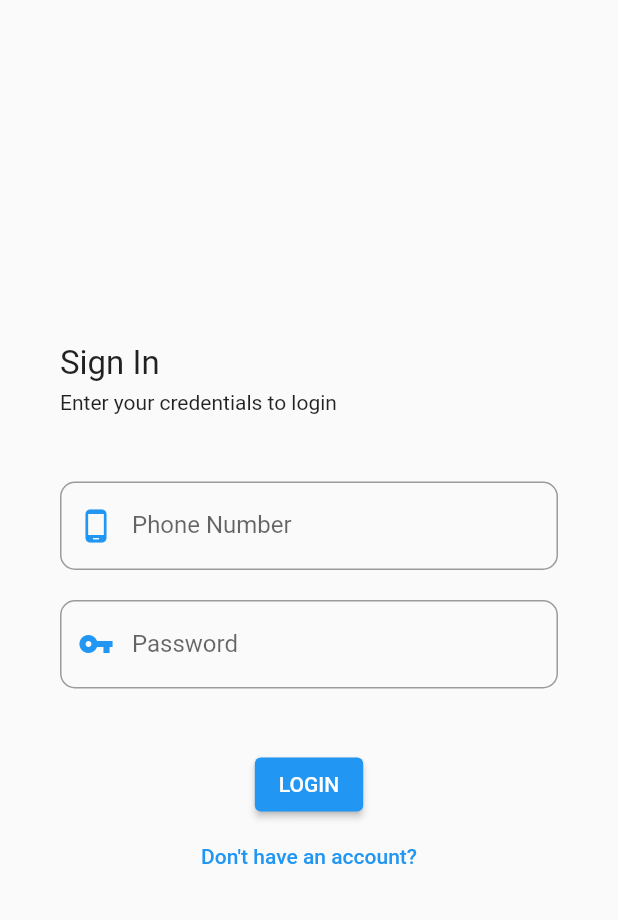
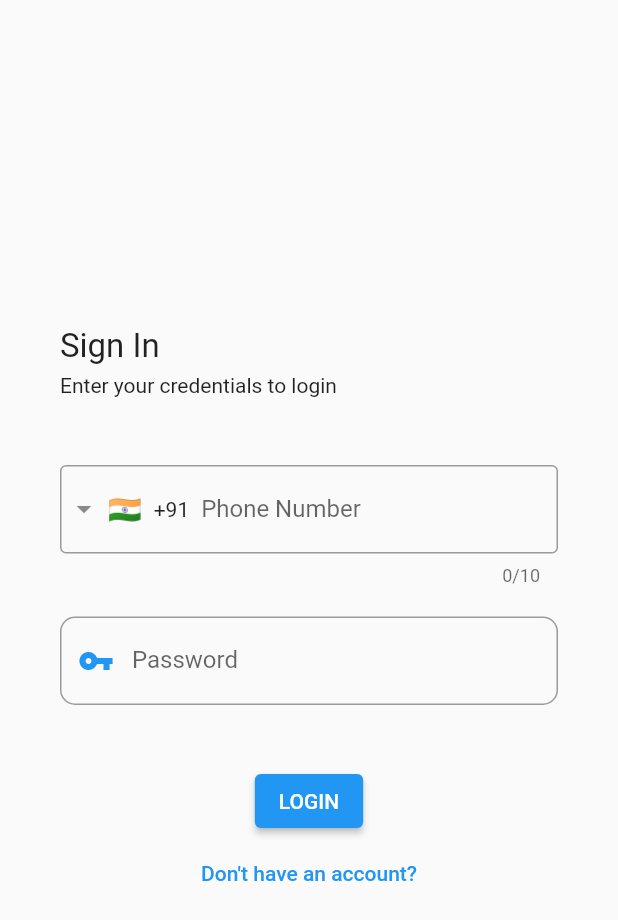
Before and after one commit to konnofuente/roshup_mobile_app_flutter_aws, a Flutter app: the screen it shows after launch, after a tap on "LOGIN", on a phone screen of 412 x 824 dp. Shown: the top 920 px of the screen. Run offline on Flutter 3.47's test engine with Material 2 defaults, Android fonts, the phone set to English and light mode, and no system bars; drawn by our look-alikes of intl_phone_field; missing offline and left inert: amplify_auth_cognito, amplify_datastore, amplify_flutter.

Commit message:
Phone textfield logout

```diff
--- a/lib/main.dart
+++ b/lib/main.dart
@@ -12,7 +12,7 @@ void main() {
     MultiProvider(
       providers: [
         ChangeNotifierProvider(
-          create: (_) => UserLoginStatus(userLoggedIn: false)),
+          create: (_) => UserLoginStatus(userLoggedIn: false,isActExist: false)),
       ],
     child: MyApp()));
 }
--- a/lib/screens/Login/SignIn.dart
+++ b/lib/screens/Login/SignIn.dart
@@ -1,4 +1,5 @@
 import 'package:flutter/material.dart';
+import 'package:intl_phone_field/intl_phone_field.dart';
 import 'package:roshup_mobile_app_flutter_aws/services/auth.dart';
 
 import 'SignUp.dart';
@@ -55,33 +56,21 @@ class _SignInState extends State<SignIn> {
                 child: Column(
                   children: [
                     SizedBox(height: 20),
-                    TextFormField(
-                        decoration: InputDecoration(
-                          prefixIcon:
-                              Icon(Icons.phone_android, color: Colors.blue),
-                          labelText: 'Phone Number',
-                          hintText: "",
-                          border: OutlineInputBorder(
-                              borderRadius: BorderRadius.all(
-                                Radius.circular(10.0),
-                              ),
-                              borderSide: BorderSide(color: Colors.grey)),
-                          focusedBorder: OutlineInputBorder(
-                              borderRadius: BorderRadius.all(
-                                Radius.circular(10.0),
-                              ),
-                              borderSide: BorderSide(color: Colors.blue)),
+                    IntlPhoneField(
+                      decoration: const InputDecoration(
+                        labelText: 'Phone Number',
+                        border: OutlineInputBorder(
+                          borderSide: BorderSide(),
                         ),
-                        keyboardType: TextInputType.number,
-                        // obscureText: true,
-                        validator: (val) =>
-                            val!.isEmpty ? 'password is required' : null,
-                        onChanged: (val) {
-                          setState(() => phone_num = val);
-                        }),
+                      ),
+                      initialCountryCode: 'IN',
+                      onChanged: (phone) {
+                        setState(() => phone_num = phone.completeNumber);
+                      },
+                    ),
                     SizedBox(height: 20),
                     TextFormField(
-                        decoration: InputDecoration(
+                        decoration: const InputDecoration(
                           prefixIcon: Icon(Icons.vpn_key, color: Colors.blue),
                           labelText: 'Password',
                           hintText: "",
@@ -109,13 +98,14 @@ class _SignInState extends State<SignIn> {
                       onPressed: () async {
                         print('let try');
                         AuthServices().userSignIn(phone_num, pwd, context);
+                        print('phone number:${phone_num} and paswword ${pwd}');
                       },
                     ),
                   ],
                 ),
               ),
               TextButton(
-                child: Text(
+                child: const Text(
                   'Don\'t have an account?',
                   style: TextStyle(color: Colors.blue),
                 ),
--- a/lib/services/provider.dart
+++ b/lib/services/provider.dart
@@ -1,9 +1,13 @@
 import 'package:flutter/material.dart';
 
 class UserLoginStatus with ChangeNotifier {
-  UserLoginStatus({required this.userLoggedIn});
+  UserLoginStatus({
+    required this.userLoggedIn,
+    required this.isActExist,
+    });
 
   bool userLoggedIn;
+  bool isActExist;
 
   changeUserStatus(bool changeState) {
     userLoggedIn = changeState;
--- a/pubspec.yaml
+++ b/pubspec.yaml
@@ -16,6 +16,7 @@ dependencies:
   cupertino_icons: ^1.0.2
   flutter:
     sdk: flutter
+  intl_phone_field: ^3.1.0
   provider: ^6.0.3
 
 dev_dependencies:
```
Also changed, not shown: lib/screens/Home/ProfileScreen.dart (+10 -5 lines), lib/services/auth.dart (+16 -14 lines), pubspec.lock, 1 other file.
